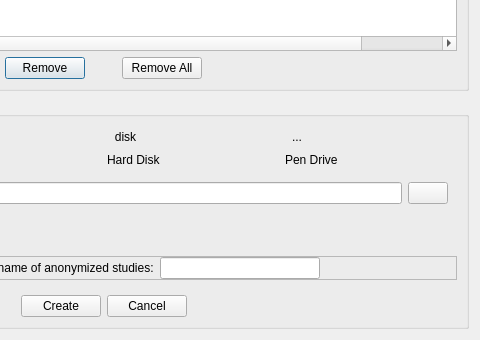
Qt form starviewer/src/inputoutput/qcreatedicomdirbase.ui (starviewer-medical/starviewer) before a commit; both pictures show x 273 to 753 and y 475 to 815 of the 753 by 815 pixel window.
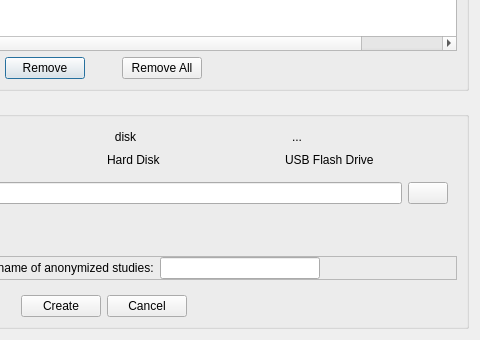
The same form after that commit. Icons and pictures are not drawn.

The edit to the form file:
```diff
--- a/starviewer/src/inputoutput/qcreatedicomdirbase.ui
+++ b/starviewer/src/inputoutput/qcreatedicomdirbase.ui
@@ -350,7 +350,7 @@
           <item>
            <widget class="QLabel" name="label_4">
             <property name="text">
-             <string>Pen Drive</string>
+             <string>USB Flash Drive</string>
             </property>
            </widget>
           </item>
```
Left out of the diff: 2 changed lines with no effect on the pictures.
